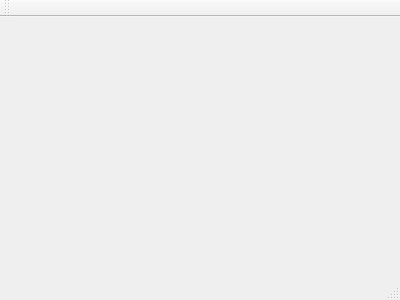
Old version of the form mainwindow.ui in the repository PashaWNN/qt_simple_calculator.
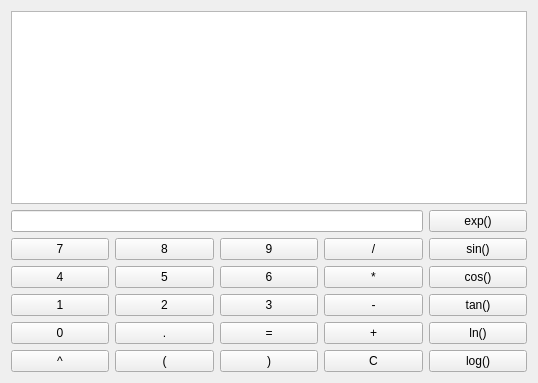
New version of the form.

What changed in the file:
```diff
--- a/mainwindow.ui
+++ b/mainwindow.ui
@@ -1,24 +1,231 @@
 <ui version="4.0">
  <class>MainWindow</class>
- <widget class="QMainWindow" name="MainWindow" >
-  <property name="geometry" >
+ <widget class="QMainWindow" name="MainWindow">
+  <property name="geometry">
    <rect>
     <x>0</x>
     <y>0</y>
-    <width>400</width>
-    <height>300</height>
+    <width>538</width>
+    <height>383</height>
    </rect>
   </property>
   <property name="windowTitle" >
    <string>MainWindow</string>
   </property>
-  <widget class="QMenuBar" name="menuBar" />
-  <widget class="QToolBar" name="mainToolBar" />
-  <widget class="QWidget" name="centralWidget" />
-  <widget class="QStatusBar" name="statusBar" />
+  <widget class="QWidget" name="centralWidget">
+   <property name="autoFillBackground">
+    <bool>true</bool>
+   </property>
+   <layout class="QGridLayout" name="gridLayout_2">
+    <item row="0" column="0">
+     <layout class="QGridLayout" name="gridLayout">
+      <item row="2" column="2">
+       <widget class="QPushButton" name="pushButton_3">
+        <property name="text">
+         <string>9</string>
+        </property>
+       </widget>
+      </item>
+      <item row="4" column="4">
+       <widget class="QPushButton" name="pushButton_19">
+        <property name="text">
+         <string>tan()</string>
+        </property>
+       </widget>
+      </item>
+      <item row="1" column="4">
+       <widget class="QPushButton" name="pushButton_21">
+        <property name="text">
+         <string>exp()</string>
+        </property>
+       </widget>
+      </item>
+      <item row="2" column="4">
+       <widget class="QPushButton" name="pushButton_17">
+        <property name="text">
+         <string>sin()</string>
+        </property>
+       </widget>
+      </item>
+      <item row="4" column="2">
+       <widget class="QPushButton" name="pushButton_9">
+        <property name="text">
+         <string>3</string>
+        </property>
+       </widget>
+      </item>
+      <item row="5" column="0">
+       <widget class="QPushButton" name="pushButton_10">
+        <property name="text">
+         <string>0</string>
+        </property>
+       </widget>
+      </item>
+      <item row="1" column="0" colspan="4">
+       <widget class="QLineEdit" name="lineEdit">
+        <property name="maxLength">
+         <number>200</number>
+        </property>
+        <property name="echoMode">
+         <enum>QLineEdit::Normal</enum>
+        </property>
+        <property name="cursorPosition">
+         <number>0</number>
+        </property>
+        <property name="alignment">
+         <set>Qt::AlignRight|Qt::AlignTrailing|Qt::AlignVCenter</set>
+        </property>
+       </widget>
+      </item>
+      <item row="6" column="4">
+       <widget class="QPushButton" name="pushButton_26">
+        <property name="text">
+         <string>log()</string>
+        </property>
+       </widget>
+      </item>
+      <item row="2" column="3">
+       <widget class="QPushButton" name="pushButton_13">
+        <property name="text">
+         <string>/</string>
+        </property>
+       </widget>
+      </item>
+      <item row="3" column="3">
+       <widget class="QPushButton" name="pushButton_14">
+        <property name="text">
+         <string>*</string>
+        </property>
+       </widget>
+      </item>
+      <item row="3" column="4">
+       <widget class="QPushButton" name="pushButton_18">
+        <property name="text">
+         <string>cos()</string>
+        </property>
+       </widget>
+      </item>
+      <item row="5" column="2">
+       <widget class="QPushButton" name="pushButton_12">
+        <property name="text">
+         <string>=</string>
+        </property>
+       </widget>
+      </item>
+      <item row="4" column="0">
+       <widget class="QPushButton" name="pushButton_7">
+        <property name="text">
+         <string>1</string>
+        </property>
+       </widget>
+      </item>
+      <item row="5" column="1">
+       <widget class="QPushButton" name="pushButton_11">
+        <property name="text">
+         <string>.</string>
+        </property>
+       </widget>
+      </item>
+      <item row="6" column="2">
+       <widget class="QPushButton" name="pushButton_23">
+        <property name="text">
+         <string>)</string>
+        </property>
+       </widget>
+      </item>
+      <item row="4" column="3">
+       <widget class="QPushButton" name="pushButton_15">
+        <property name="text">
+         <string>-</string>
+        </property>
+       </widget>
+      </item>
+      <item row="2" column="0">
+       <widget class="QPushButton" name="pushButton">
+        <property name="text">
+         <string>7</string>
+        </property>
+       </widget>
+      </item>
+      <item row="3" column="1">
+       <widget class="QPushButton" name="pushButton_5">
+        <property name="text">
+         <string>5</string>
+        </property>
+       </widget>
+      </item>
+      <item row="6" column="3">
+       <widget class="QPushButton" name="pushButton_25">
+        <property name="text">
+         <string>C</string>
+        </property>
+       </widget>
+      </item>
+      <item row="5" column="4">
+       <widget class="QPushButton" name="pushButton_20">
+        <property name="text">
+         <string>ln()</string>
+        </property>
+       </widget>
+      </item>
+      <item row="6" column="0">
+       <widget class="QPushButton" name="pushButton_24">
+        <property name="text">
+         <string>^</string>
+        </property>
+       </widget>
+      </item>
+      <item row="4" column="1">
+       <widget class="QPushButton" name="pushButton_8">
+        <property name="text">
+         <string>2</string>
+        </property>
+       </widget>
+      </item>
+      <item row="2" column="1">
+       <widget class="QPushButton" name="pushButton_2">
+        <property name="text">
+         <string>8</string>
+        </property>
+       </widget>
+      </item>
+      <item row="5" column="3">
+       <widget class="QPushButton" name="pushButton_16">
+        <property name="text">
+         <string>+</string>
+        </property>
+       </widget>
+      </item>
+      <item row="3" column="0">
+       <widget class="QPushButton" name="pushButton_4">
+        <property name="text">
+         <string>4</string>
+        </property>
+       </widget>
+      </item>
+      <item row="3" column="2">
+       <widget class="QPushButton" name="pushButton_6">
+        <property name="text">
+         <string>6</string>
+        </property>
+       </widget>
+      </item>
+      <item row="6" column="1">
+       <widget class="QPushButton" name="pushButton_22">
+        <property name="text">
+         <string>(</string>
+        </property>
+       </widget>
+      </item>
+      <item row="0" column="0" colspan="5">
+       <widget class="QListView" name="listView"/>
+      </item>
+     </layout>
+    </item>
+   </layout>
+  </widget>
  </widget>
- <layoutDefault spacing="6" margin="11" />
- <pixmapfunction></pixmapfunction>
+ <layoutdefault spacing="6" margin="11"/>
  <resources/>
  <connections/>
 </ui>
```
Left out of the diff: 5 changed lines with no effect on the pictures.
